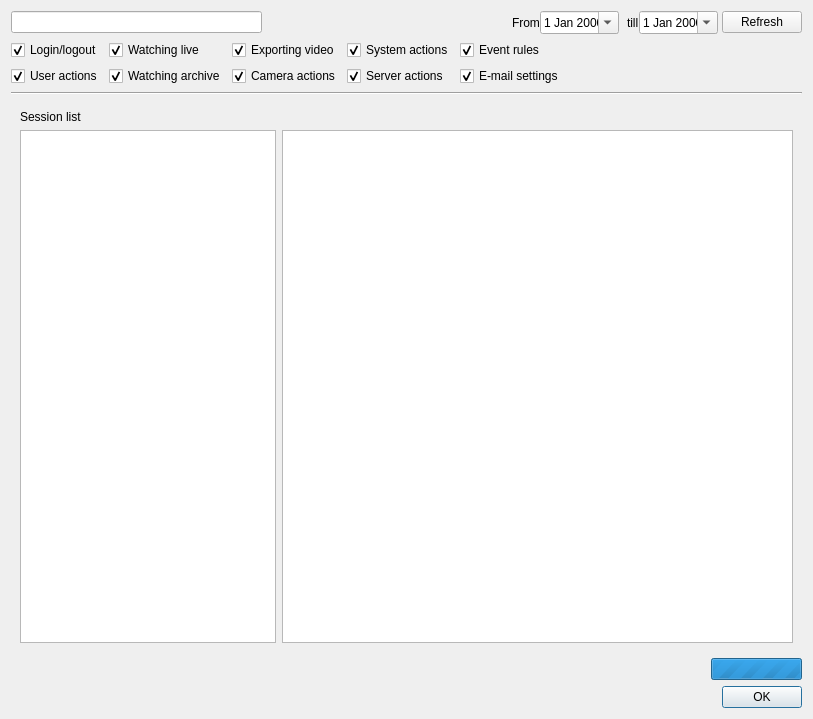
Qt form client/src/ui/dialogs/audit_log_dialog.ui (networkoptix/nx_open) before a commit.
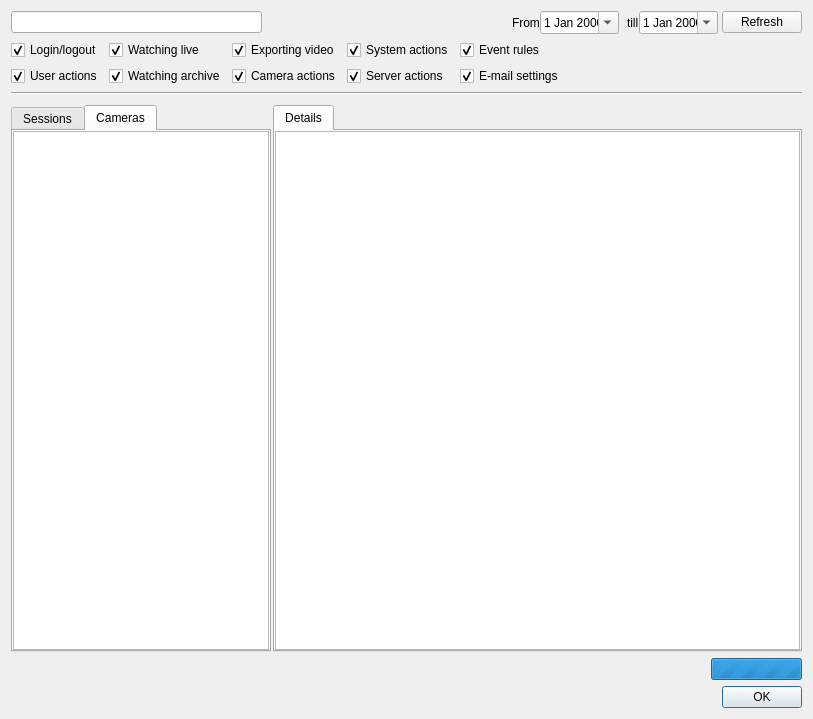
The same form after that commit. The open tabs and pages were chosen to show the change. Custom widgets are drawn as their Qt base class.

Commit message:
(#VMS-313) - add cameras tab
<==== Mercurial data ====>
Branch: dev_2.4.audit

What changed in the file:
```diff
--- a/client/src/ui/dialogs/audit_log_dialog.ui
+++ b/client/src/ui/dialogs/audit_log_dialog.ui
@@ -253,15 +253,66 @@
      </property>
      <widget class="QWidget" name="gridPage">
       <layout class="QHBoxLayout" name="horizontalLayout_2" stretch="0,0">
+       <property name="spacing">
+        <number>2</number>
+       </property>
+       <property name="leftMargin">
+        <number>0</number>
+       </property>
+       <property name="topMargin">
+        <number>4</number>
+       </property>
+       <property name="rightMargin">
+        <number>0</number>
+       </property>
+       <property name="bottomMargin">
+        <number>0</number>
+       </property>
        <item>
         <layout class="QVBoxLayout" name="verticalLayout">
+         <property name="spacing">
+          <number>0</number>
+         </property>
          <item>
-          <widget class="QLabel" name="label">
-           <property name="text">
-            <string>Session list</string>
+          <widget class="QTabWidget" name="tabWidget">
+           <property name="sizePolicy">
+            <sizepolicy hsizetype="Fixed" vsizetype="Expanding">
+             <horstretch>0</horstretch>
+             <verstretch>0</verstretch>
+            </sizepolicy>
            </property>
-          </widget>
-         </item>
+           <property name="tabShape">
+            <enum>QTabWidget::Rounded</enum>
+           </property>
+           <property name="currentIndex">
+            <number>0</number>
+           </property>
+           <widget class="QWidget" name="tab">
+            <property name="sizePolicy">
+             <sizepolicy hsizetype="Preferred" vsizetype="Preferred">
+              <horstretch>0</horstretch>
+              <verstretch>0</verstretch>
+             </sizepolicy>
+            </property>
+            <attribute name="title">
+             <string>Sessions</string>
+            </attribute>
+            <layout class="QVBoxLayout" name="verticalLayout_5">
+             <property name="spacing">
+              <number>0</number>
+             </property>
+             <property name="leftMargin">
+              <number>0</number>
+             </property>
+             <property name="topMargin">
+              <number>0</number>
+             </property>
+             <property name="rightMargin">
+              <number>0</number>
+             </property>
+             <property name="bottomMargin">
+              <number>0</number>
+             </property>
          <item>
           <widget class="QnTableView" name="gridMaster">
            <property name="sizePolicy">
@@ -306,16 +357,118 @@
           </widget>
          </item>
         </layout>
+           </widget>
+           <widget class="QWidget" name="tab_2">
+            <property name="sizePolicy">
+             <sizepolicy hsizetype="Expanding" vsizetype="Preferred">
+              <horstretch>0</horstretch>
+              <verstretch>0</verstretch>
+             </sizepolicy>
+            </property>
+            <attribute name="title">
+             <string>Cameras</string>
+            </attribute>
+            <layout class="QVBoxLayout" name="verticalLayout_6">
+             <property name="spacing">
+              <number>0</number>
+             </property>
+             <property name="leftMargin">
+              <number>0</number>
+             </property>
+             <property name="topMargin">
+              <number>0</number>
+             </property>
+             <property name="rightMargin">
+              <number>0</number>
+             </property>
+             <property name="bottomMargin">
+              <number>0</number>
+             </property>
+             <item>
+              <widget class="QnTableView" name="gridCameras">
+               <property name="sizePolicy">
+                <sizepolicy hsizetype="Expanding" vsizetype="Expanding">
+                 <horstretch>0</horstretch>
+                 <verstretch>0</verstretch>
+                </sizepolicy>
+               </property>
+               <property name="mouseTracking">
+                <bool>true</bool>
+               </property>
+               <property name="contextMenuPolicy">
+                <enum>Qt::CustomContextMenu</enum>
+               </property>
+               <property name="horizontalScrollBarPolicy">
+                <enum>Qt::ScrollBarAlwaysOff</enum>
+               </property>
+               <property name="editTriggers">
+                <set>QAbstractItemView::NoEditTriggers</set>
+               </property>
+               <property name="tabKeyNavigation">
+                <bool>true</bool>
+               </property>
+               <property name="showDropIndicator" stdset="0">
+                <bool>true</bool>
+               </property>
+               <property name="alternatingRowColors">
+                <bool>true</bool>
+               </property>
+               <property name="selectionBehavior">
+                <enum>QAbstractItemView::SelectRows</enum>
+               </property>
+               <property name="sortingEnabled">
+                <bool>true</bool>
+               </property>
+               <attribute name="horizontalHeaderDefaultSectionSize">
+                <number>128</number>
+               </attribute>
+               <attribute name="horizontalHeaderStretchLastSection">
+                <bool>true</bool>
+               </attribute>
+               <attribute name="verticalHeaderVisible">
+                <bool>false</bool>
+               </attribute>
+               <attribute name="verticalHeaderShowSortIndicator" stdset="0">
+                <bool>true</bool>
+               </attribute>
+              </widget>
+             </item>
+            </layout>
+           </widget>
+          </widget>
+         </item>
+        </layout>
        </item>
        <item>
         <layout class="QVBoxLayout" name="verticalLayout_3">
+         <property name="spacing">
+          <number>0</number>
+         </property>
          <item>
-          <widget class="QLabel" name="label_2">
-           <property name="text">
-            <string/>
+          <widget class="QTabWidget" name="tabWidget_2">
+           <property name="currentIndex">
+            <number>0</number>
            </property>
-          </widget>
-         </item>
+           <widget class="QWidget" name="tab_3">
+            <attribute name="title">
+             <string>Details</string>
+            </attribute>
+            <layout class="QVBoxLayout" name="verticalLayout_7">
+             <property name="spacing">
+              <number>0</number>
+             </property>
+             <property name="leftMargin">
+              <number>0</number>
+             </property>
+             <property name="topMargin">
+              <number>0</number>
+             </property>
+             <property name="rightMargin">
+              <number>0</number>
+             </property>
+             <property name="bottomMargin">
+              <number>0</number>
+             </property>
          <item>
           <widget class="QTableView" name="gridDetails">
            <property name="sizePolicy">
@@ -333,6 +486,10 @@
            <attribute name="verticalHeaderVisible">
             <bool>false</bool>
            </attribute>
+              </widget>
+             </item>
+            </layout>
+           </widget>
           </widget>
          </item>
         </layout>
```
Lines whose indentation alone changed are shown as unchanged. The commit also changes 6 other files.
